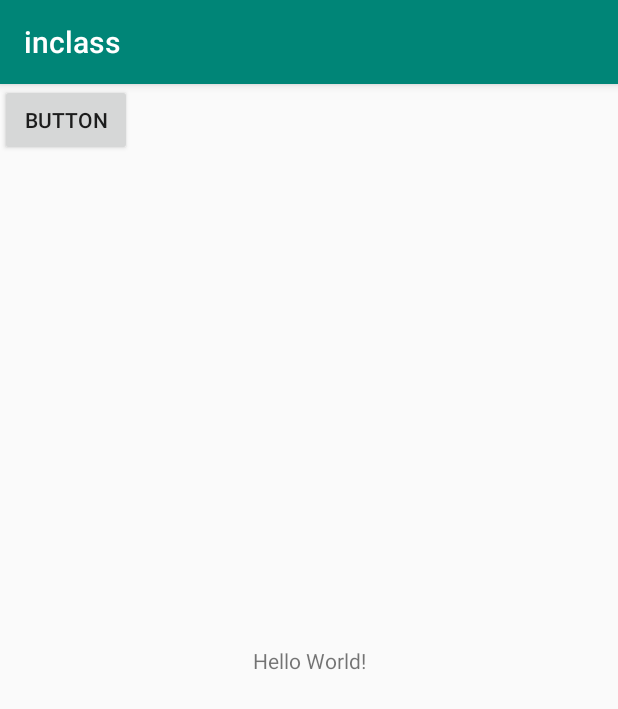
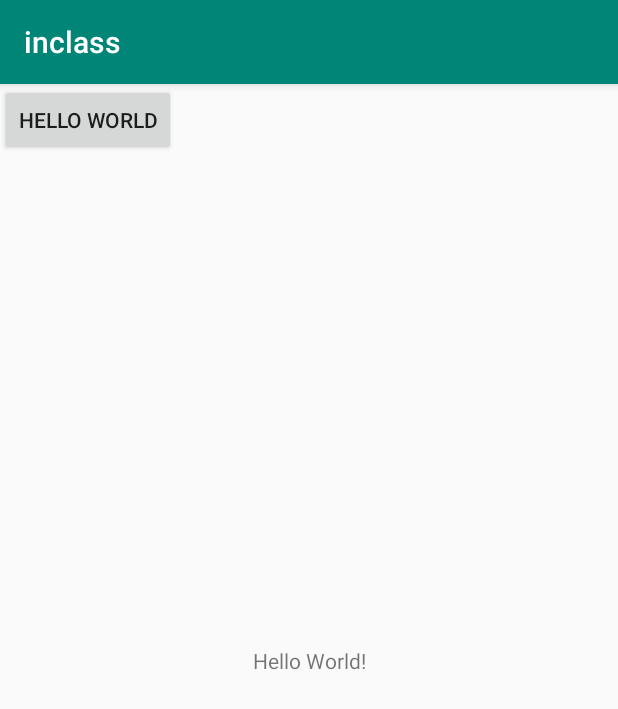
Before and after one commit to gard0137/inclass, an Android app: the screen it shows after launch (MainActivity), on a phone screen of 412 x 824 dp. Shown: the top 709 px of the screen. Run offline under Robolectric (Android 15) with nearby library versions, the phone set to English and light mode, and no system bars.

Commit message:
Using string variables

```diff
--- a/app/src/main/res/layout/activity_main.xml
+++ b/app/src/main/res/layout/activity_main.xml
@@ -19,7 +19,7 @@
         android:id="@+id/button"
         android:layout_width="wrap_content"
         android:layout_height="wrap_content"
-        android:text="Button"
+        android:text="@string/greeting"
         tools:layout_editor_absoluteX="158dp"
         tools:layout_editor_absoluteY="203dp" />
 
--- a/app/src/main/res/values/strings.xml
+++ b/app/src/main/res/values/strings.xml
@@ -1,3 +1,4 @@
 <resources>
     <string name="app_name">inclass</string>
+    <string name="greeting">hello world</string>
 </resources>
```
